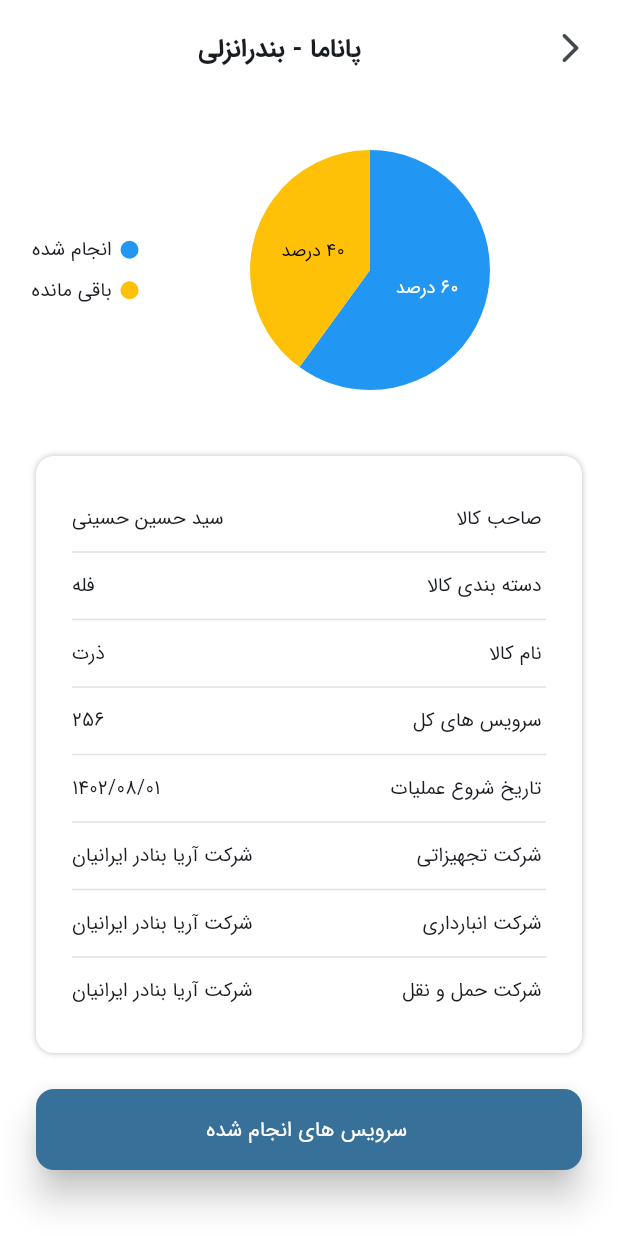
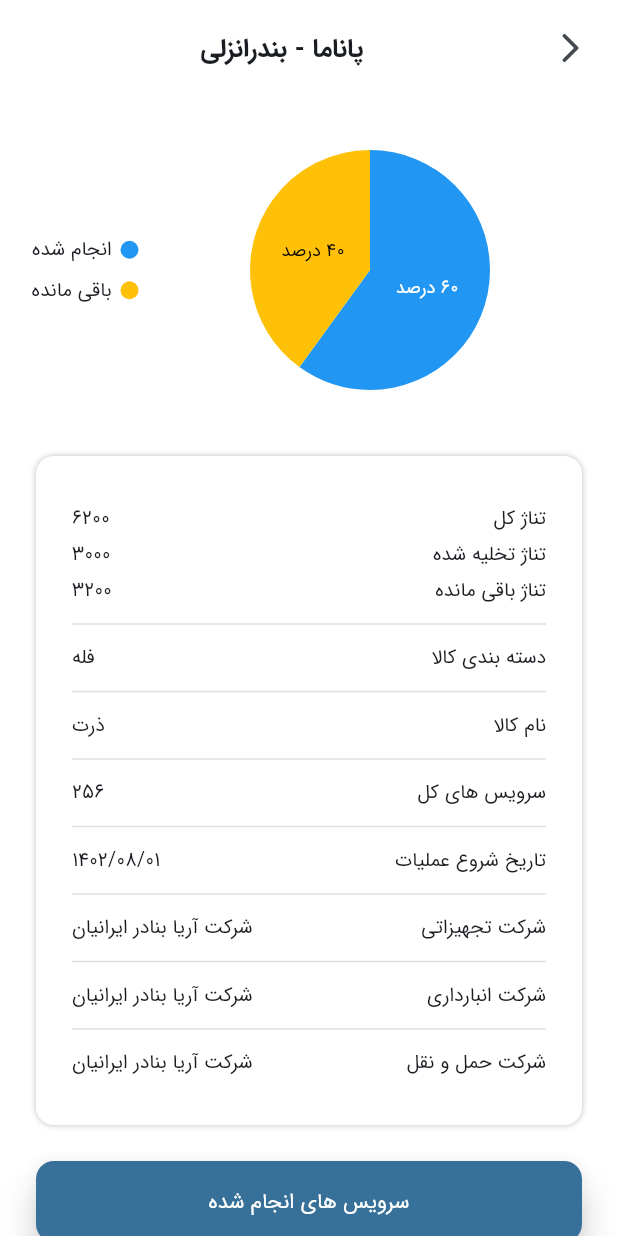
Before and after one commit to bahiraei/porduct_owner, a Flutter app: the ShipScreen screen opened by its route, on a phone screen of 412 x 824 dp. Run offline on Flutter 3.47's test engine with Material 3 defaults, Android fonts, the phone set to English and light mode, and no system bars; our stand-ins replace dropdown_button2, flutter_animate, gap, google_nav_bar, line_icons, pinput and 1 more; missing offline and left inert: circular_charts, persian_datetime_picker.

Commit message:
ass ship details screen

```diff
--- a/lib/core/utils/routes.dart
+++ b/lib/core/utils/routes.dart
@@ -1,4 +1,5 @@
 import 'package:flutter/material.dart';
+import 'package:porduct_owner/features/account_type/account_type_screen.dart';
 import 'package:porduct_owner/features/auth/login_screen.dart';
 import 'package:porduct_owner/features/auth/verify_screen.dart';
 import 'package:porduct_owner/features/notifications/notification_screen.dart';
@@ -26,6 +27,7 @@ class Routes {
   static const String notifications = "/notifications";
   static const String overview = "/overview";
   static const String services = "/services";
+  static const String accountType = "/accountType";
 
   Route<dynamic> generateRoute(RouteSettings settings) {
     switch (settings.name) {
@@ -56,6 +58,9 @@ class Routes {
       case services:
         return screenRouting(const ServicesScreen());
 
+      case accountType:
+        return screenRouting(const AccountTypeScreen());
+
       default:
         return screenRouting(
           const Scaffold(
--- a/lib/features/auth/verify_screen.dart
+++ b/lib/features/auth/verify_screen.dart
@@ -139,6 +139,11 @@ class _VerifyScreenState extends State<VerifyScreen> {
                       showShadow: false,
                       backgroundColor: const Color(0xff406CB1),
                       onPressed: () {
+                        /*Navigator.pushNamed(
+                          context,
+                          Routes.accountType,
+                        );*/
+
                         Navigator.pushNamed(
                           context,
                           Routes.home,
--- a/lib/features/ship/ship_screen.dart
+++ b/lib/features/ship/ship_screen.dart
@@ -43,7 +43,7 @@ class ShipScreen extends StatelessWidget {
                       child: Row(
                         mainAxisAlignment: MainAxisAlignment.center,
                         children: [
-                          SelectableText(
+                          Text(
                             'پاناما - بندرانزلی',
                             style: TextStyle(
                               fontSize: 17,
@@ -124,16 +124,60 @@ class ShipScreen extends StatelessWidget {
                       Row(
                         mainAxisAlignment: MainAxisAlignment.spaceBetween,
                         children: [
-                          SelectableText(
-                            'صاحب کالا',
+                          Text(
+                            'تناژ کل',
                             style: TextStyle(
                               fontSize: 13,
                               fontWeight: FontWeight.w400,
                             ),
                           ),
                           Flexible(
-                            child: SelectableText(
-                              'سید حسین حسینی',
+                            child: Text(
+                              '6200',
+                              style: TextStyle(
+                                fontSize: 13,
+                                fontWeight: FontWeight.w400,
+                              ),
+                            ),
+                          ),
+                        ],
+                      ),
+                      Gap(5),
+                      Row(
+                        mainAxisAlignment: MainAxisAlignment.spaceBetween,
+                        children: [
+                          Text(
+                            'تناژ تخلیه شده',
+                            style: TextStyle(
+                              fontSize: 13,
+                              fontWeight: FontWeight.w400,
+                            ),
+                          ),
+                          Flexible(
+                            child: Text(
+                              '3000',
+                              style: TextStyle(
+                                fontSize: 13,
+                                fontWeight: FontWeight.w400,
+                              ),
+                            ),
+                          ),
+                        ],
+                      ),
+                      Gap(5),
+                      Row(
+                        mainAxisAlignment: MainAxisAlignment.spaceBetween,
+                        children: [
+                          Text(
+                            'تناژ باقی مانده',
+                            style: TextStyle(
+                              fontSize: 13,
+                              fontWeight: FontWeight.w400,
+                            ),
+                          ),
+                          Flexible(
+                            child: Text(
+                              '3200',
                               style: TextStyle(
                                 fontSize: 13,
                                 fontWeight: FontWeight.w400,
@@ -150,14 +194,14 @@ class ShipScreen extends StatelessWidget {
                       Row(
                         mainAxisAlignment: MainAxisAlignment.spaceBetween,
                         children: [
-                          SelectableText(
+                          Text(
                             'دسته بندی کالا',
                             style: TextStyle(
                               fontSize: 13,
                               fontWeight: FontWeight.w400,
                             ),
                           ),
-                          SelectableText(
+                          Text(
                             'فله',
                             style: TextStyle(
                               fontSize: 13,
@@ -174,14 +218,14 @@ class ShipScreen extends StatelessWidget {
                       Row(
                         mainAxisAlignment: MainAxisAlignment.spaceBetween,
                         children: [
-                          SelectableText(
+                          Text(
                             'نام کالا',
                             style: TextStyle(
                               fontSize: 13,
                               fontWeight: FontWeight.w400,
                             ),
                           ),
-                          SelectableText(
+                          Text(
                             'ذرت',
                             style: TextStyle(
                               fontSize: 13,
@@ -198,14 +242,14 @@ class ShipScreen extends StatelessWidget {
                       Row(
                         mainAxisAlignment: MainAxisAlignment.spaceBetween,
                         children: [
-                          SelectableText(
+                          Text(
                             'سرویس های کل',
                             style: TextStyle(
                               fontSize: 13,
                               fontWeight: FontWeight.w400,
                             ),
                           ),
-                          SelectableText(
+                          Text(
                             '256',
                             style: TextStyle(
                               fontSize: 13,
@@ -222,14 +266,14 @@ class ShipScreen extends StatelessWidget {
                       Row(
                         mainAxisAlignment: MainAxisAlignment.spaceBetween,
                         children: [
-                          SelectableText(
+                          Text(
                             'تاریخ شروع عملیات',
                             style: TextStyle(
                               fontSize: 13,
                               fontWeight: FontWeight.w400,
                             ),
                           ),
-                          SelectableText(
+                          Text(
                             '1402/08/01',
                             style: TextStyle(
                               fontSize: 13,
@@ -246,7 +290,7 @@ class ShipScreen extends StatelessWidget {
                       Row(
                         mainAxisAlignment: MainAxisAlignment.spaceBetween,
                         children: [
-                          SelectableText(
+                          Text(
                             'شرکت تجهیزاتی',
                             style: TextStyle(
                               fontSize: 13,
@@ -254,7 +298,7 @@ class ShipScreen extends StatelessWidget {
                             ),
                           ),
                           Flexible(
-                            child: SelectableText(
+                            child: Text(
                               'شرکت آریا بنادر ایرانیان',
                               style: TextStyle(
                                 fontSize: 13,
@@ -272,7 +316,7 @@ class ShipScreen extends StatelessWidget {
                       Row(
                         mainAxisAlignment: MainAxisAlignment.spaceBetween,
                         children: [
-                          SelectableText(
+                          Text(
                             'شرکت انبارداری',
                             style: TextStyle(
                               fontSize: 13,
@@ -280,7 +324,7 @@ class ShipScreen extends StatelessWidget {
                             ),
                           ),
                           Flexible(
-                            child: SelectableText(
+                            child: Text(
                               'شرکت آریا بنادر ایرانیان',
                               style: TextStyle(
                                 fontSize: 13,
@@ -298,7 +342,7 @@ class ShipScreen extends StatelessWidget {
                       Row(
                         mainAxisAlignment: MainAxisAlignment.spaceBetween,
                         children: [
-                          SelectableText(
+                          Text(
                             'شرکت حمل و نقل',
                             style: TextStyle(
                               fontSize: 13,
@@ -306,7 +350,7 @@ class ShipScreen extends StatelessWidget {
                             ),
                           ),
                           Flexible(
-                            child: SelectableText(
+                            child: Text(
                               'شرکت آریا بنادر ایرانیان',
                               style: TextStyle(
                                 fontSize: 13,
@@ -327,7 +371,7 @@ class ShipScreen extends StatelessWidget {
                     onPressed: () {
                       Navigator.of(context).pushNamed(Routes.services);
                     },
-                    child: const SelectableText(
+                    child: const Text(
                       'سرویس های انجام شده',
                       style: TextStyle(
                         color: Colors.white,
```
Also changed, not shown: lib/features/account_type/account_type_screen.dart (added, +140 -0 lines), lib/features/notifications/notification_screen.dart (+5 -5 lines).
